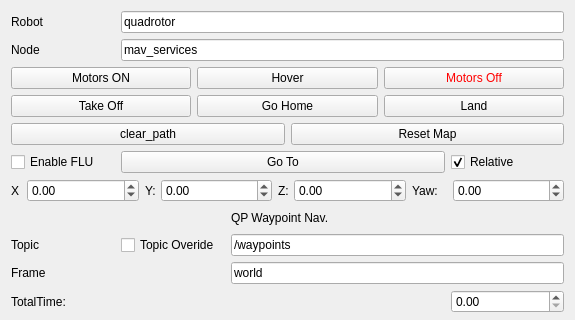
Before: the Qt Designer form waypoint_navigation_plugin/ui/WaypointNavigation.ui in arplaboratory/waypoint_navigation_plugin, drawn with Qt 5; both pictures show x 0 to 575 and y 0 to 320 of the 575 by 831 pixel window.
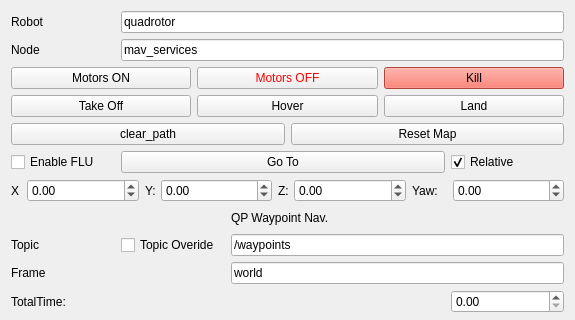
After: the same form once the commit is applied.

Commit message: added px4 kill switch, deprecated go_home_button

What changed in the file:
```diff
--- a/waypoint_navigation_plugin/ui/WaypointNavigation.ui
+++ b/waypoint_navigation_plugin/ui/WaypointNavigation.ui
@@ -33,20 +33,29 @@
        </property>
       </widget>
      </item>
-     <item>
-      <widget class="QPushButton" name="hover">
-       <property name="text">
-        <string>Hover</string>
-       </property>
-      </widget>
-     </item>
      <item>
       <widget class="QPushButton" name="motors_off_push_button">
        <property name="styleSheet">
         <string notr="true">color: rgb(255, 0, 0);</string>
        </property>
        <property name="text">
-        <string>Motors Off</string>
+        <string>Motors OFF</string>
+       </property>
+      </widget>
+     </item>
+     <item>
+      <widget class="QPushButton" name="kill_switch">
+       <property name="enabled">
+        <bool>true</bool>
+       </property>
+       <property name="autoFillBackground">
+        <bool>false</bool>
+       </property>
+       <property name="styleSheet">
+        <string notr="true">background-color: rgb(246, 97, 81);</string>
+       </property>
+       <property name="text">
+        <string>Kill</string>
        </property>
       </widget>
      </item>
@@ -437,9 +446,9 @@
       </widget>
      </item>
      <item>
-      <widget class="QPushButton" name="go_home_button">
+      <widget class="QPushButton" name="hover">
        <property name="text">
-        <string>Go Home</string>
+        <string>Hover</string>
        </property>
       </widget>
      </item>
```
The commit also changes 4 other files.
